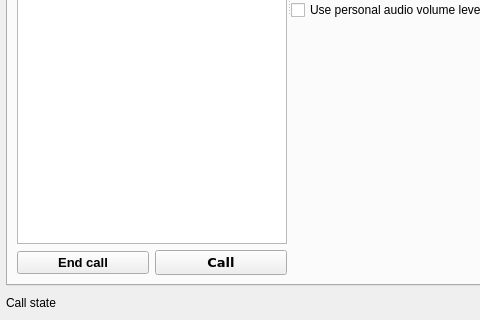
The window that src/toxphone_config/widgets/main_window.ui (hkarel/ToxPhone) describes before a commit, drawn with Qt 5; both pictures show x 0 to 480 and y 307 to 627 of the 805 by 627 pixel window.
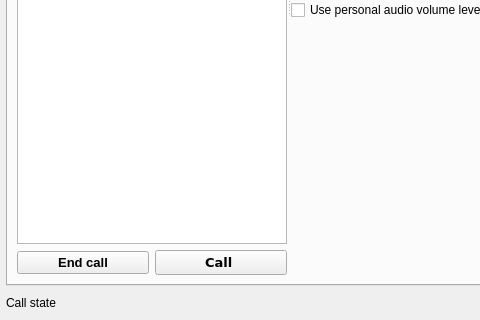
The same window after the commit. The open tabs and pages were chosen to show the change.

Commit message: Пробуем избавится от автоматического перевода на русский

What changed in the file:
```diff
--- a/src/toxphone_config/widgets/main_window.ui
+++ b/src/toxphone_config/widgets/main_window.ui
@@ -365,7 +365,7 @@
                  </font>
                 </property>
                 <property name="text">
-                 <string>Call</string>
+                 <string>Call </string>
                 </property>
                </widget>
               </item>
```
The commit also changes 1 other file.
